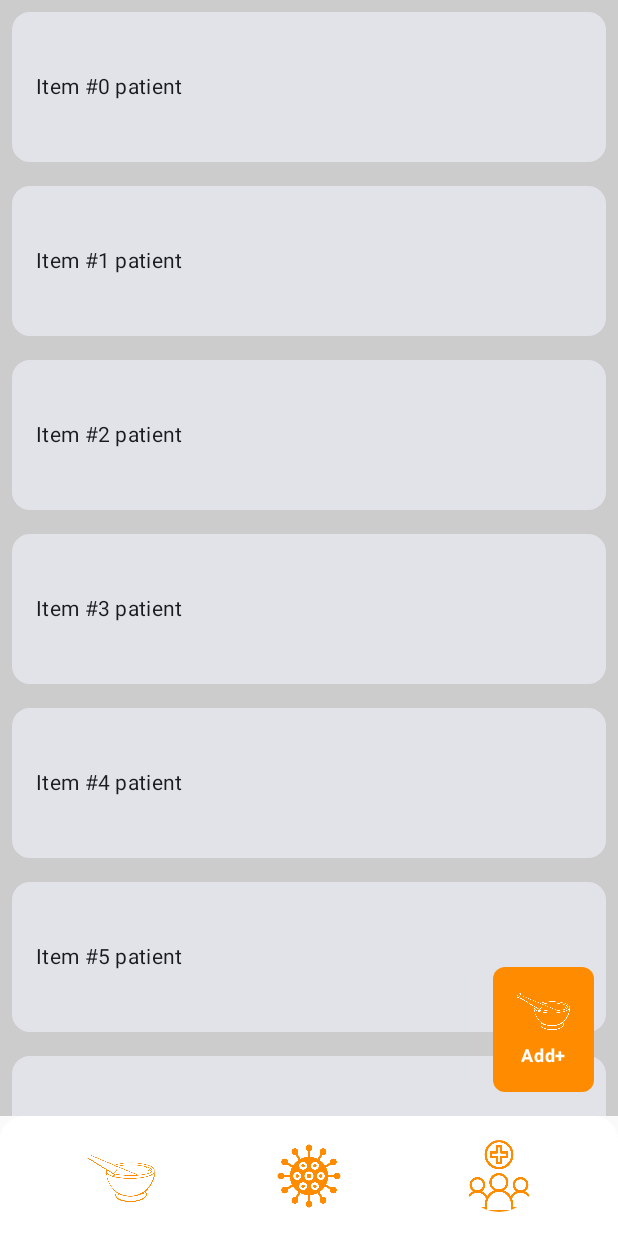
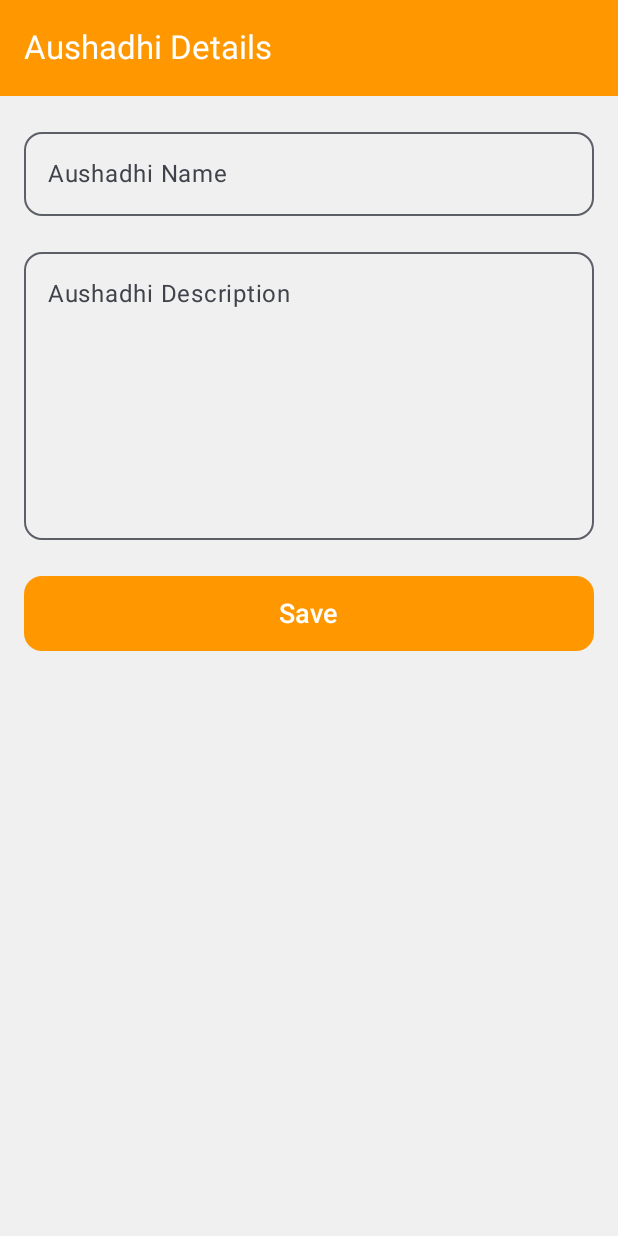
Before and after one commit to jaymaurya1256/Aushadhi, an Android app built with Jetpack Compose: the DiseaseScreen screen opened through its navigation route, after a tap on "Add+", on a phone screen of 412 x 824 dp. Run offline under Robolectric (Android 15) with nearby library versions, the phone set to English and light mode, and no system bars; our stand-ins replace Dagger/Hilt's generated code.

Commit message:
Add screen to add record

```diff
--- a/app/build.gradle.kts
+++ b/app/build.gradle.kts
@@ -73,6 +73,7 @@ dependencies {
     // Hilt
     implementation(libs.hilt.android)
     ksp(libs.hilt.compiler)
+    implementation(libs.androidx.hilt.navigation.compose)
 
     testImplementation(libs.junit)
     androidTestImplementation(libs.androidx.junit)
--- /dev/null
+++ b/app/src/main/java/dev/vedics/aushadhi/AushadhiViewModel.kt
@@ -0,0 +1,6 @@
+package dev.vedics.aushadhi
+
+import androidx.lifecycle.ViewModel
+
+class AushadhiViewModel : ViewModel() {
+}
--- a/app/src/main/java/dev/vedics/aushadhi/ui/components/NavGraph.kt
+++ b/app/src/main/java/dev/vedics/aushadhi/ui/components/NavGraph.kt
@@ -1,13 +1,16 @@
 package dev.vedics.aushadhi.ui.components
 
+import AddRecord
 import androidx.compose.runtime.Composable
 import androidx.compose.ui.unit.dp
 import androidx.navigation.compose.NavHost
 import androidx.navigation.compose.composable
 import androidx.navigation.compose.rememberNavController
+import dev.vedics.aushadhi.database.entity.Aushadhi
 import dev.vedics.aushadhi.ui.screens.aushadhi.AushadhiScreen
 import dev.vedics.aushadhi.ui.screens.disease.DiseaseScreen
 import dev.vedics.aushadhi.ui.screens.patient.PatientScreen
+import dev.vedics.aushadhi.utils.ADD_RECORD_SCREEN
 import dev.vedics.aushadhi.utils.AUSHADHI_SCREEN
 import dev.vedics.aushadhi.utils.DISEASE_SCREEN
 import dev.vedics.aushadhi.utils.PATIENT_SCREEN
@@ -20,13 +23,16 @@ fun AppNavigation() {
         startDestination = AUSHADHI_SCREEN,
     ) {
         composable(route = AUSHADHI_SCREEN) {
-            AushadhiScreen(items = List(20) { "Item #$it aushadhi" }, 100.dp, navController)
+            AushadhiScreen(navController)
         }
         composable(route = PATIENT_SCREEN) {
-            PatientScreen(items = List(20) { "Item #$it disease" }, 100.dp, navController)
+            PatientScreen(items = List(20) { "Item #$it patient" }, 100.dp, navController)
         }
         composable(route = DISEASE_SCREEN) {
-            DiseaseScreen(items = List(20) { "Item #$it patient" }, 100.dp, navController)
+            DiseaseScreen(items = List(20) { "Item #$it disease" }, 100.dp, navController)
+        }
+        composable(route = ADD_RECORD_SCREEN) {
+            AddRecord(navController)
         }
     }
 }
--- /dev/null
+++ b/app/src/main/java/dev/vedics/aushadhi/ui/screens/add/AddRecord.kt
@@ -0,0 +1,132 @@
+import android.widget.Toast
+import androidx.compose.foundation.background
+import androidx.compose.foundation.layout.Arrangement
+import androidx.compose.foundation.layout.Column
+import androidx.compose.foundation.layout.Spacer
+import androidx.compose.foundation.layout.fillMaxSize
+import androidx.compose.foundation.layout.fillMaxWidth
+import androidx.compose.foundation.layout.height
+import androidx.compose.foundation.layout.padding
+import androidx.compose.foundation.shape.RoundedCornerShape
+import androidx.compose.foundation.text.KeyboardOptions
+import androidx.compose.material3.Button
+import androidx.compose.material3.ButtonDefaults
+import androidx.compose.material3.ExperimentalMaterial3Api
+import androidx.compose.material3.OutlinedTextField
+import androidx.compose.material3.Scaffold
+import androidx.compose.material3.Text
+import androidx.compose.material3.TopAppBar
+import androidx.compose.material3.TopAppBarDefaults
+import androidx.compose.runtime.Composable
+import androidx.compose.runtime.getValue
+import androidx.compose.runtime.mutableStateOf
+import androidx.compose.runtime.remember
+import androidx.compose.runtime.setValue
+import androidx.compose.ui.Alignment
+import androidx.compose.ui.Modifier
+import androidx.compose.ui.graphics.Color
+import androidx.compose.ui.platform.LocalContext
+import androidx.compose.ui.text.TextStyle
+import androidx.compose.ui.text.font.FontFamily
+import androidx.compose.ui.text.font.FontWeight
+import androidx.compose.ui.text.input.ImeAction
+import androidx.compose.ui.text.input.KeyboardType
+import androidx.compose.ui.text.input.VisualTransformation
+import androidx.compose.ui.tooling.preview.Preview
+import androidx.compose.ui.unit.dp
+import androidx.compose.ui.unit.sp
+import androidx.hilt.navigation.compose.hiltViewModel
+import androidx.navigation.NavController
+import dev.vedics.aushadhi.AushadhiViewModel
+import dev.vedics.aushadhi.R
+import dev.vedics.aushadhi.ui.screens.add.AddRecordViewModel
+import dev.vedics.aushadhi.ui.theme.Orange
+import dev.vedics.aushadhi.utils.AUSHADHI_SCREEN
+import kotlinx.coroutines.CoroutineScope
+import kotlinx.coroutines.Dispatchers
+import kotlinx.coroutines.launch
+
+@OptIn(ExperimentalMaterial3Api::class)
+@Composable
+fun AddRecord(navController: NavController, viewModel: AddRecordViewModel = hiltViewModel()) {
+    var aushadhiName by remember { mutableStateOf("") }
+    var aushadhiDescription by remember { mutableStateOf("") }
+
+    Scaffold(topBar = {
+        TopAppBar(
+            title = { Text("Aushadhi Details") }, colors = TopAppBarDefaults.smallTopAppBarColors(
+                containerColor = Orange, titleContentColor = Color.White
+            )
+        )
+    }, content = { padding ->
+        Column(
+            modifier = Modifier
+                .fillMaxSize()
+                .padding(padding)
+                .background(Color(0xFFF0F0F0))
+                .padding(16.dp),
+            horizontalAlignment = Alignment.CenterHorizontally,
+            verticalArrangement = Arrangement.Top
+        ) {
+            // Aushadhi Name Field
+            OutlinedTextField(
+                value = aushadhiName,
+                onValueChange = { aushadhiName = it },
+                label = { Text("Aushadhi Name") },
+                modifier = Modifier.fillMaxWidth(),
+                keyboardOptions = KeyboardOptions.Default.copy(
+                    imeAction = ImeAction.Next, keyboardType = KeyboardType.Text
+                ),
+                shape = RoundedCornerShape(12.dp),
+                textStyle = TextStyle(
+                    fontSize = 16.sp,
+                    fontFamily = FontFamily.SansSerif,
+                    fontWeight = FontWeight.Normal
+                )
+            )
+
+            Spacer(modifier = Modifier.height(16.dp))
+
+            // Aushadhi Description Field
+            OutlinedTextField(
+                value = aushadhiDescription,
+                onValueChange = { aushadhiDescription = it },
+                label = { Text("Aushadhi Description") },
+                modifier = Modifier
+                    .fillMaxWidth()
+                    .height(200.dp),
+                shape = RoundedCornerShape(12.dp),
+                textStyle = TextStyle(
+                    fontSize = 16.sp,
+                    fontFamily = FontFamily.SansSerif,
+                    fontWeight = FontWeight.Normal
+                ),
+                keyboardOptions = KeyboardOptions.Default.copy(
+                    imeAction = ImeAction.Done, keyboardType = KeyboardType.Text
+                ),
+                maxLines = 6,
+                visualTransformation = VisualTransformation.None
+            )
+
+            Spacer(modifier = Modifier.height(24.dp))
+
+            Button(
+                onClick = {
+                    CoroutineScope(Dispatchers.IO).launch {
+                        viewModel.saveRecords(
+                            aushadhiName = aushadhiName, description = aushadhiDescription
+                        )
+                    }
+                    navController.navigate(AUSHADHI_SCREEN)
+                },
+                colors = ButtonDefaults.buttonColors(containerColor = Orange),
+                modifier = Modifier
+                    .fillMaxWidth()
+                    .height(50.dp),
+                shape = RoundedCornerShape(12.dp)
+            ) {
+                Text("Save", fontSize = 18.sp)
+            }
+        }
+    })
+}
--- /dev/null
+++ b/app/src/main/java/dev/vedics/aushadhi/ui/screens/add/AddRecordViewModel.kt
@@ -0,0 +1,18 @@
+package dev.vedics.aushadhi.ui.screens.add
+
+import androidx.lifecycle.ViewModel
+import dagger.hilt.android.lifecycle.HiltViewModel
+import dev.vedics.aushadhi.database.dao.AushadhiDao
+import dev.vedics.aushadhi.database.entity.Aushadhi
+import javax.inject.Inject
+
+@HiltViewModel
+class AddRecordViewModel @Inject constructor(private val db: AushadhiDao): ViewModel() {
+    suspend fun saveRecords(aushadhiName: String, description: String) {
+        db.insert(Aushadhi(name = aushadhiName, description = description))
+    }
+
+    suspend fun getAll(): List<Aushadhi> {
+        return db.getAll()
+    }
+}
--- a/app/src/main/java/dev/vedics/aushadhi/ui/screens/aushadhi/Aushadhi.kt
+++ b/app/src/main/java/dev/vedics/aushadhi/ui/screens/aushadhi/Aushadhi.kt
@@ -1,9 +1,7 @@
 package dev.vedics.aushadhi.ui.screens.aushadhi
 
-import android.util.Log
 import androidx.compose.foundation.background
 import androidx.compose.foundation.layout.Box
-import androidx.compose.foundation.layout.Column
 import androidx.compose.foundation.layout.PaddingValues
 import androidx.compose.foundation.layout.WindowInsets
 import androidx.compose.foundation.layout.fillMaxSize
@@ -11,7 +9,6 @@ import androidx.compose.foundation.layout.fillMaxWidth
 import androidx.compose.foundation.layout.height
 import androidx.compose.foundation.layout.padding
 import androidx.compose.foundation.layout.systemBars
-import androidx.compose.foundation.layout.systemBarsPadding
 import androidx.compose.foundation.lazy.LazyColumn
 import androidx.compose.foundation.lazy.items
 import androidx.compose.material3.Card
@@ -20,6 +17,7 @@ import androidx.compose.material3.Text
 import androidx.compose.runtime.Composable
 import androidx.compose.runtime.getValue
 import androidx.compose.runtime.mutableIntStateOf
+import androidx.compose.runtime.mutableStateOf
 import androidx.compose.runtime.remember
 import androidx.compose.runtime.setValue
 import androidx.compose.ui.Alignment
@@ -30,19 +28,26 @@ import androidx.compose.ui.platform.LocalDensity
 import androidx.compose.ui.tooling.preview.Preview
 import androidx.compose.ui.unit.Dp
 import androidx.compose.ui.unit.dp
+import androidx.hilt.navigation.compose.hiltViewModel
 import androidx.navigation.NavController
 import androidx.navigation.compose.rememberNavController
+import dev.vedics.aushadhi.database.entity.Aushadhi
 import dev.vedics.aushadhi.ui.components.AddButton
 import dev.vedics.aushadhi.ui.components.BottomNavigationBar
+import dev.vedics.aushadhi.ui.screens.add.AddRecordViewModel
+import dev.vedics.aushadhi.utils.ADD_RECORD_SCREEN
 import dev.vedics.aushadhi.utils.ButtonType
 
 private const val TAG = "Aushadhi"
 
 @Composable
-fun AushadhiScreen(items: List<String>, itemHeight: Dp, navController: NavController) {
+fun AushadhiScreen(
+    navController: NavController,
+    viewModel: AddRecordViewModel = hiltViewModel()
+) {
 
     var bottomNavHeight by remember { mutableIntStateOf(0) }
-
+    val items = 0
     with(LocalDensity.current) {
         Box(
             modifier = Modifier.fillMaxSize()
@@ -57,7 +62,7 @@ fun AushadhiScreen(items: List<String>, itemHeight: Dp, navController: NavContro
                 )
             ) {
                 items(items) { item ->
-                    Item(item, itemHeight)
+                    Item("")
                 }
             }
 
@@ -73,18 +78,19 @@ fun AushadhiScreen(items: List<String>, itemHeight: Dp, navController: NavContro
                     .align(Alignment.BottomEnd)
                     .padding(vertical = bottomNavHeight.toDp() + 8.dp)
                     .padding(16.dp)
-            )
+            ) {
+                navController.navigate(ADD_RECORD_SCREEN)
+            }
         }
     }
 }
 
 @Composable
-private fun Item(title: String, itemHeight: Dp) {
+private fun Item(title: String) {
     Card(
         modifier = Modifier
             .padding(8.dp)
             .fillMaxWidth()
-            .height(itemHeight),
     ) {
         Box(
             modifier = Modifier
@@ -103,5 +109,5 @@ private fun Item(title: String, itemHeight: Dp) {
 private fun PreviewDynamicCardList() {
     val sampleItems = List(20) { "Item #$it" }
     val navController = rememberNavController()
-    AushadhiScreen(items = sampleItems, 100.dp, navController = navController)
+    AushadhiScreen(navController = navController)
 }
--- a/app/src/main/java/dev/vedics/aushadhi/ui/screens/disease/Disease.kt
+++ b/app/src/main/java/dev/vedics/aushadhi/ui/screens/disease/Disease.kt
@@ -3,12 +3,14 @@ package dev.vedics.aushadhi.ui.screens.disease
 import androidx.compose.foundation.background
 import androidx.compose.foundation.layout.Box
 import androidx.compose.foundation.layout.Column
+import androidx.compose.foundation.layout.PaddingValues
 import androidx.compose.foundation.layout.WindowInsets
 import androidx.compose.foundation.layout.fillMaxSize
 import androidx.compose.foundation.layout.fillMaxWidth
 import androidx.compose.foundation.layout.height
 import androidx.compose.foundation.layout.navigationBars
 import androidx.compose.foundation.layout.padding
+import androidx.compose.foundation.layout.systemBars
 import androidx.compose.foundation.layout.systemBarsPadding
 import androidx.compose.foundation.layout.windowInsetsPadding
 import androidx.compose.foundation.lazy.LazyColumn
@@ -33,50 +35,52 @@ import androidx.navigation.NavController
 import androidx.navigation.compose.rememberNavController
 import dev.vedics.aushadhi.ui.components.AddButton
 import dev.vedics.aushadhi.ui.components.BottomNavigationBar
+import dev.vedics.aushadhi.utils.ADD_RECORD_SCREEN
 import dev.vedics.aushadhi.utils.ButtonType
 
 @Composable
-fun DiseaseScreen(items: List<String>,  itemHeight: Dp, navController: NavController) {
+fun DiseaseScreen(items: List<String>, itemHeight: Dp, navController: NavController) {
 
-    val density = LocalDensity.current
-    var bottomNavHeight by remember {
-        mutableIntStateOf(80)
-    }
+    var bottomNavHeight by remember { mutableIntStateOf(0) }
 
-    Column(
-        modifier = Modifier.systemBarsPadding()
+    with(LocalDensity.current) {
+        Box(
+            modifier = Modifier.fillMaxSize()
         ) {
             LazyColumn(
                 modifier = Modifier
                     .fillMaxSize()
-                .weight(1f)
-                .background(Color.LightGray)
+                    .background(Color.LightGray),
+                contentPadding = PaddingValues(
+                    top = WindowInsets.systemBars.getTop(this@with).toDp(),
+                    bottom = bottomNavHeight.toDp()
+                )
             ) {
                 items(items) { item ->
                     Item(item, itemHeight)
                 }
             }
-        BottomNavigationBar(navController = navController, modifier = Modifier.onGloballyPositioned {
-            bottomNavHeight = (it.size.height / density.density).toInt()
-        })
+            BottomNavigationBar(
+                navController = navController,
+                modifier = Modifier
+                    .align(Alignment.BottomCenter)
+                    .onGloballyPositioned { bottomNavHeight = it.size.height }
+            )
 
-    }
-    Box(modifier = Modifier.fillMaxSize()) {
             AddButton(
                 text = "Add+", category = ButtonType.ADD_AUSHADHI, modifier = Modifier
                     .align(Alignment.BottomEnd)
-                .windowInsetsPadding(WindowInsets.navigationBars)
-                .padding(vertical = bottomNavHeight.dp)
+                    .padding(vertical = bottomNavHeight.toDp() + 8.dp)
                     .padding(16.dp)
             ){
-
+                navController.navigate(ADD_RECORD_SCREEN)
+            }
+        }
     }
 }
 
-}
-
 @Composable
-private fun Item(title: String,  itemHeight: Dp) {
+private fun Item(title: String, itemHeight: Dp) {
     Card(
         modifier = Modifier
             .padding(8.dp)
--- a/app/src/main/java/dev/vedics/aushadhi/ui/theme/Color.kt
+++ b/app/src/main/java/dev/vedics/aushadhi/ui/theme/Color.kt
@@ -10,5 +10,5 @@ val Purple40 = Color(0xFF6650a4)
 val PurpleGrey40 = Color(0xFF625b71)
 val Pink40 = Color(0xFF7D5260)
 
-val Orange = Color(0xFFFF8C00)
+val Orange = Color(0xFFFF9800)
 val White = Color(0xFFFFFFFF)
--- a/app/src/main/java/dev/vedics/aushadhi/utils/Constants.kt
+++ b/app/src/main/java/dev/vedics/aushadhi/utils/Constants.kt
@@ -20,3 +20,4 @@ const val Visit_DIAGNOSIS = "diagnosis"
 const val AUSHADHI_SCREEN = "aushadhi"
 const val PATIENT_SCREEN = "patient"
 const val DISEASE_SCREEN = "disease"
+const val ADD_RECORD_SCREEN = "addRecordScreen"
--- a/app/src/main/res/values/strings.xml
+++ b/app/src/main/res/values/strings.xml
@@ -1,3 +1,4 @@
 <resources>
     <string name="app_name">Aushadhi</string>
+    <string name="record_added">Record added</string>
 </resources>
--- a/gradle/libs.versions.toml
+++ b/gradle/libs.versions.toml
@@ -12,6 +12,7 @@ navigationCompose = "2.8.0"
 roomCompiler = "2.6.1"
 roomRuntime = "2.6.1"
 hilt = "2.52"
+hiltNavigationCompose = "1.2.0"
 
 [libraries]
 androidx-core-ktx = { group = "androidx.core", name = "core-ktx", version.ref = "coreKtx" }
@@ -34,6 +35,7 @@ androidx-ui-test-junit4 = { group = "androidx.compose.ui", name = "ui-test-junit
 androidx-material3 = { group = "androidx.compose.material3", name = "material3" }
 hilt-android = { group = "com.google.dagger", name = "hilt-android", version.ref = "hilt" }
 hilt-compiler = { group = "com.google.dagger", name = "hilt-android-compiler", version.ref = "hilt" }
+androidx-hilt-navigation-compose = { module = "androidx.hilt:hilt-navigation-compose", version.ref = "hiltNavigationCompose" }
 
 
 [plugins]
```
Also changed, not shown: app/src/main/java/dev/vedics/aushadhi/ui/screens/patient/Patients.kt (+22 -17 lines), app/src/main/java/dev/vedics/aushadhi/viewmodel/AushadhiViewModel.kt (deleted, +0 -7 lines). Lines whose indentation alone changed are shown as unchanged.
